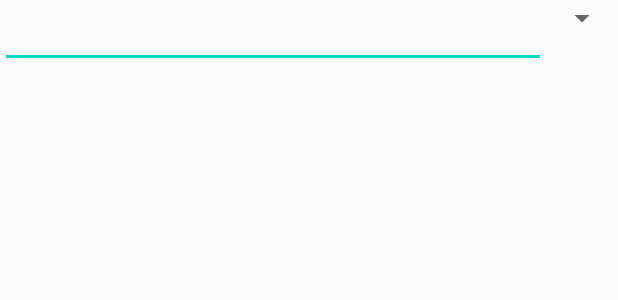
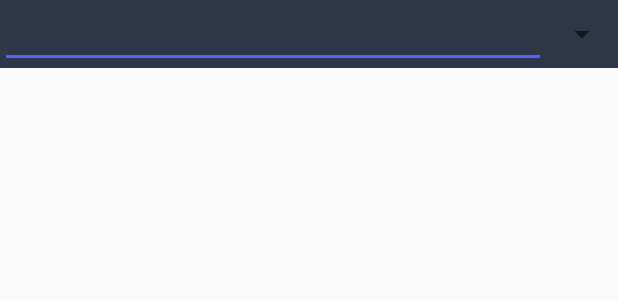
Before and after one commit to juhodev/inventory-android-app, an Android app: the layout fragment_search.xml on its own in the app's theme, with its tools: preview values and no code run, on a phone screen of 412 x 824 dp. Shown: the top 300 px of the screen. Run offline under Robolectric (Android 15) with nearby library versions, the phone set to English and light mode, and no system bars; network calls fail.

Commit message:
Add item search by name

```diff
--- a/app/src/main/res/layout/fragment_search.xml
+++ b/app/src/main/res/layout/fragment_search.xml
@@ -2,15 +2,19 @@
 <LinearLayout xmlns:android="http://schemas.android.com/apk/res/android"
     android:layout_width="match_parent"
     android:layout_height="wrap_content"
+    android:background="@color/gray_800"
     android:orientation="horizontal">
 
     <EditText
+        android:id="@+id/search_input"
         android:layout_width="0dp"
         android:layout_height="wrap_content"
+        android:backgroundTint="@color/indigo_600"
         android:layout_weight="1"/>
 
     <Spinner
         android:id="@+id/spinner_order_by"
         android:layout_width="wrap_content"
+        android:layout_gravity="center"
         android:layout_height="wrap_content" />
 </LinearLayout>
--- a/app/src/main/res/layout/spinner_item.xml
+++ b/app/src/main/res/layout/spinner_item.xml
@@ -2,4 +2,5 @@
 <TextView xmlns:android="http://schemas.android.com/apk/res/android"
     android:id="@+id/text_spinner_item"
     android:layout_width="match_parent"
+    android:textSize="16sp"
     android:layout_height="wrap_content" />
--- a/app/src/main/res/values/colors.xml
+++ b/app/src/main/res/values/colors.xml
@@ -8,4 +8,6 @@
     <color name="gray_500">#A0AEC0</color>
     <color name="gray_600">#718096</color>
     <color name="gray_700">#4A5568</color>
+    <color name="gray_800">#2D3748</color>
+    <color name="indigo_600">#5A67D8</color>
 </resources>
```
Also changed, not shown: app/src/main/java/dev/juho/inventory/api/Search.java (added, +46 -0 lines), app/src/main/java/dev/juho/inventory/api/data/DataManager.java (+11 -14 lines), app/src/main/java/dev/juho/inventory/fragments/SearchFragment.java (+21 -0 lines), app/src/main/res/layout/fragment_inventory.xml (+4 -3 lines).
